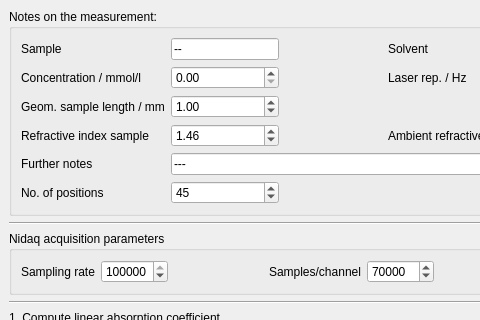
The window that gui_design/design.ui (FabianKonig/zScanMeasurementManager) describes before a commit, drawn with Qt 5; both pictures show x 0 to 480 and y 0 to 320 of the 652 by 782 pixel window.
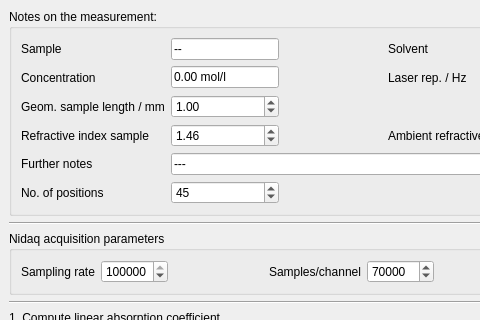
The same window after the commit.

Diff of the .ui file:
```diff
--- a/gui_design/design.ui
+++ b/gui_design/design.ui
@@ -99,7 +99,7 @@
          <item row="1" column="0">
           <widget class="QLabel" name="label_concentration">
            <property name="text">
-            <string>Concentration / mmol/l</string>
+            <string>Concentration</string>
            </property>
           </widget>
          </item>
@@ -116,16 +116,6 @@
            </property>
           </spacer>
          </item>
-         <item row="1" column="1">
-          <widget class="QDoubleSpinBox" name="doubleSpinBox_concentration">
-           <property name="decimals">
-            <number>2</number>
-           </property>
-           <property name="maximum">
-            <double>10000.000000000000000</double>
-           </property>
-          </widget>
-         </item>
          <item row="1" column="4">
           <widget class="QSpinBox" name="spinBox_laserRepRate">
            <property name="minimum">
@@ -242,6 +232,13 @@
            </property>
           </widget>
          </item>
+         <item row="1" column="1">
+          <widget class="QLineEdit" name="lineEdit_concentration">
+           <property name="text">
+            <string>0.00 mol/l</string>
+           </property>
+          </widget>
+         </item>
         </layout>
        </item>
       </layout>
```
